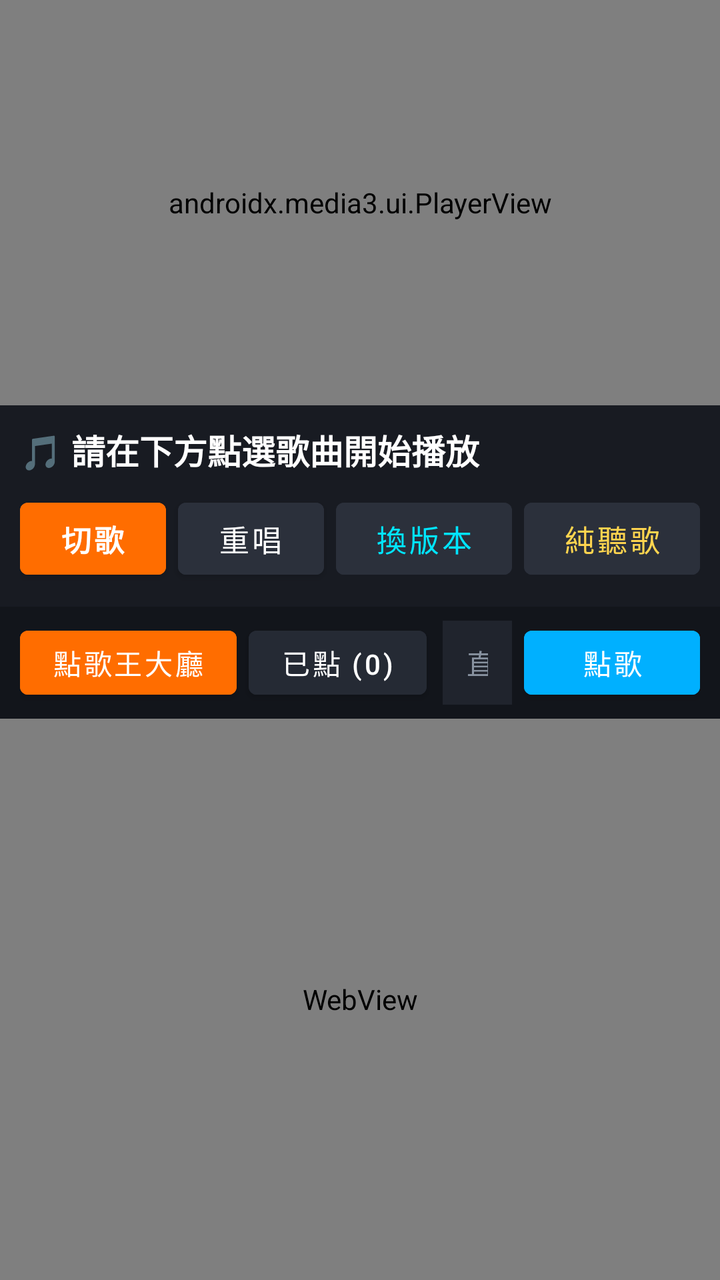
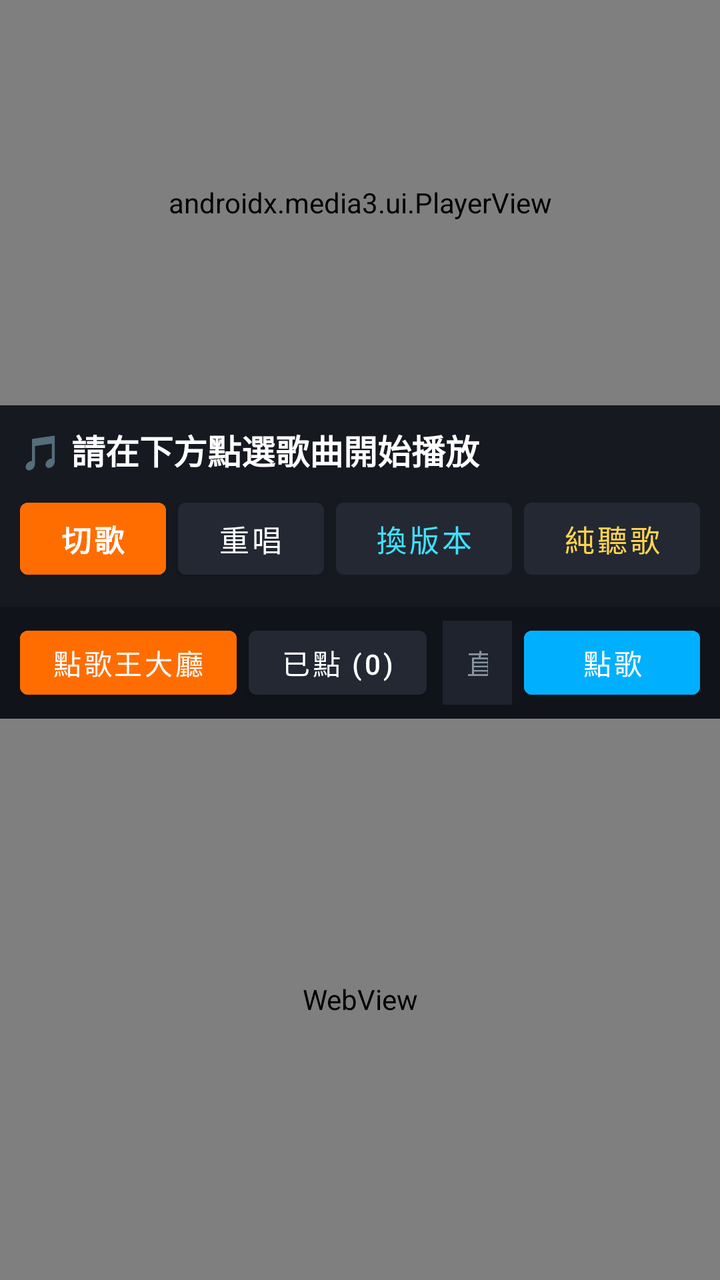

Two renders of the same Android screen: before a commit and after it. Below are the layout's source before the change and the commit's diff.
<!-- AndroidManifest.xml: application theme Theme.TaiwanCarKTV -->
<!-- res/layout/activity_main.xml -->
<?xml version="1.0" encoding="utf-8"?>
<LinearLayout xmlns:android="http://schemas.android.com/apk/res/android"
    xmlns:app="http://schemas.android.com/apk/res-auto"
    android:layout_width="match_parent"
    android:layout_height="match_parent"
    android:background="#0F1115"
    android:orientation="vertical">

    
    <androidx.constraintlayout.widget.ConstraintLayout
        android:id="@+id/playerContainer"
        android:layout_width="match_parent"
        android:layout_height="wrap_content"
        android:background="#000000">

        <androidx.media3.ui.PlayerView
            android:id="@+id/playerView"
            android:layout_width="0dp"
            android:layout_height="0dp"
            app:layout_constraintDimensionRatio="16:9"
            app:layout_constraintEnd_toEndOf="parent"
            app:layout_constraintStart_toStartOf="parent"
            app:layout_constraintTop_toTopOf="parent"
            app:resize_mode="fit"
            app:use_controller="true" />

        
        <LinearLayout
            android:id="@+id/audioOnlyOverlay"
            android:layout_width="0dp"
            android:layout_height="0dp"
            android:background="#0A0C10"
            android:gravity="center"
            android:orientation="vertical"
            android:padding="16dp"
            android:visibility="gone"
            app:layout_constraintBottom_toBottomOf="@id/playerView"
            app:layout_constraintEnd_toEndOf="@id/playerView"
            app:layout_constraintStart_toStartOf="@id/playerView"
            app:layout_constraintTop_toTopOf="@id/playerView">

            <TextView
                android:layout_width="wrap_content"
                android:layout_height="wrap_content"
                android:text="純聽歌護眼模式"
                android:textColor="#00B0FF"
                android:textSize="16sp"
                android:textStyle="bold" />

            <TextView
                android:id="@+id/tvAudioOnlyTitle"
                android:layout_width="wrap_content"
                android:layout_height="wrap_content"
                android:layout_marginTop="8dp"
                android:ellipsize="end"
                android:maxLines="2"
                android:text="尚未播放歌曲"
                android:textAlignment="center"
                android:textColor="#FFFFFF"
                android:textSize="22sp"
                android:textStyle="bold" />
        </LinearLayout>

        
        <ProgressBar
            android:id="@+id/loadingIndicator"
            android:layout_width="48dp"
            android:layout_height="48dp"
            android:visibility="gone"
            app:layout_constraintBottom_toBottomOf="@id/playerView"
            app:layout_constraintEnd_toEndOf="@id/playerView"
            app:layout_constraintStart_toStartOf="@id/playerView"
            app:layout_constraintTop_toTopOf="@id/playerView" />
    </androidx.constraintlayout.widget.ConstraintLayout>

    
    <LinearLayout
        android:layout_width="match_parent"
        android:layout_height="wrap_content"
        android:background="#181B22"
        android:gravity="center_vertical"
        android:orientation="vertical"
        android:padding="10dp">

        <TextView
            android:id="@+id/tvNowPlaying"
            android:layout_width="match_parent"
            android:layout_height="wrap_content"
            android:ellipsize="marquee"
            android:singleLine="true"
            android:text="🎵 請在下方點選歌曲開始播放"
            android:textColor="#FFFFFF"
            android:textSize="17sp"
            android:textStyle="bold" />

        <LinearLayout
            android:layout_width="match_parent"
            android:layout_height="wrap_content"
            android:layout_marginTop="8dp"
            android:orientation="horizontal">

            <com.google.android.material.button.MaterialButton
                android:id="@+id/btnNext"
                android:layout_width="0dp"
                android:layout_height="48dp"
                android:layout_marginEnd="6dp"
                android:layout_weight="1"
                android:backgroundTint="#FF6D00"
                android:text="切歌"
                android:textColor="#FFFFFF"
                android:textSize="15sp"
                android:textStyle="bold" />

            <com.google.android.material.button.MaterialButton
                android:id="@+id/btnReplay"
                android:layout_width="0dp"
                android:layout_height="48dp"
                android:layout_marginEnd="6dp"
                android:layout_weight="1"
                android:backgroundTint="#2B303B"
                android:text="重唱"
                android:textColor="#FFFFFF"
                android:textSize="15sp" />

            <com.google.android.material.button.MaterialButton
                android:id="@+id/btnSwitchSource"
                android:layout_width="0dp"
                android:layout_height="48dp"
                android:layout_marginEnd="6dp"
                android:layout_weight="1.2"
                android:backgroundTint="#2B303B"
                android:text="換版本"
                android:textColor="#00E5FF"
                android:textSize="15sp" />

            <com.google.android.material.button.MaterialButton
                android:id="@+id/btnAudioOnly"
                android:layout_width="0dp"
                android:layout_height="48dp"
                android:layout_weight="1.2"
                android:backgroundTint="#2B303B"
                android:text="純聽歌"
                android:textColor="#FFD54F"
                android:textSize="15sp" />
        </LinearLayout>
    </LinearLayout>

    
    <LinearLayout
        android:layout_width="match_parent"
        android:layout_height="wrap_content"
        android:background="#12151B"
        android:gravity="center_vertical"
        android:orientation="horizontal"
        android:paddingHorizontal="10dp"
        android:paddingVertical="6dp">

        <com.google.android.material.button.MaterialButton
            android:id="@+id/tabCatalog"
            android:layout_width="wrap_content"
            android:layout_height="44dp"
            android:layout_marginEnd="6dp"
            android:backgroundTint="#FF6D00"
            android:text="點歌王大廳"
            android:textColor="#FFFFFF"
            android:textSize="14sp" />

        <com.google.android.material.button.MaterialButton
            android:id="@+id/tabQueue"
            android:layout_width="wrap_content"
            android:layout_height="44dp"
            android:layout_marginEnd="8dp"
            android:backgroundTint="#252A34"
            android:text="已點 (0)"
            android:textColor="#FFFFFF"
            android:textSize="14sp" />

        <EditText
            android:id="@+id/etQuickSearch"
            android:layout_width="0dp"
            android:layout_height="42dp"
            android:layout_weight="1"
            android:background="#20242D"
            android:hint="直接輸入歌名/歌手點歌..."
            android:imeOptions="actionSearch"
            android:inputType="text"
            android:paddingHorizontal="12dp"
            android:singleLine="true"
            android:textColor="#FFFFFF"
            android:textColorHint="#8892A0"
            android:textSize="14sp" />

        <com.google.android.material.button.MaterialButton
            android:id="@+id/btnQuickAdd"
            android:layout_width="wrap_content"
            android:layout_height="44dp"
            android:layout_marginStart="6dp"
            android:backgroundTint="#00B0FF"
            android:text="點歌"
            android:textColor="#FFFFFF"
            android:textSize="14sp" />
    </LinearLayout>

    
    <FrameLayout
        android:layout_width="match_parent"
        android:layout_height="0dp"
        android:layout_weight="1">

        <WebView
            android:id="@+id/webView"
            android:layout_width="match_parent"
            android:layout_height="match_parent" />

        <androidx.recyclerview.widget.RecyclerView
            android:id="@+id/rvQueue"
            android:layout_width="match_parent"
            android:layout_height="match_parent"
            android:background="#0F1115"
            android:padding="8dp"
            android:visibility="gone" />
    </FrameLayout>
</LinearLayout>
<!-- resources referenced by this layout -->
<resources>
  <style name="Theme.TaiwanCarKTV" parent="Theme.MaterialComponents.DayNight.NoActionBar">
          <item name="colorPrimary">#FF6D00</item>
          <item name="colorPrimaryVariant">#E65100</item>
          <item name="colorOnPrimary">#FFFFFF</item>
          <item name="colorSecondary">#00B0FF</item>
          <item name="android:windowBackground">#0F1115</item>
          <item name="android:statusBarColor">#0F1115</item>
          <item name="android:navigationBarColor">#0F1115</item>
      </style>
</resources>

<!-- the commit's change to res/layout/activity_main.xml (unified diff, before → after) -->
@@ -77,7 +77,7 @@
     <LinearLayout
         android:layout_width="match_parent"
         android:layout_height="wrap_content"
-        android:background="#181B22"
+        android:background="#161920"
         android:gravity="center_vertical"
         android:orientation="vertical"
         android:padding="10dp">
@@ -117,7 +117,7 @@
                 android:layout_height="48dp"
                 android:layout_marginEnd="6dp"
                 android:layout_weight="1"
-                android:backgroundTint="#2B303B"
+                android:backgroundTint="#232833"
                 android:text="重唱"
                 android:textColor="#FFFFFF"
                 android:textSize="15sp" />
@@ -128,9 +128,9 @@
                 android:layout_height="48dp"
                 android:layout_marginEnd="6dp"
                 android:layout_weight="1.2"
-                android:backgroundTint="#2B303B"
+                android:backgroundTint="#232833"
                 android:text="換版本"
-                android:textColor="#00E5FF"
+                android:textColor="#40E0FF"
                 android:textSize="15sp" />
 
             <com.google.android.material.button.MaterialButton
@@ -138,7 +138,7 @@
                 android:layout_width="0dp"
                 android:layout_height="48dp"
                 android:layout_weight="1.2"
-                android:backgroundTint="#2B303B"
+                android:backgroundTint="#232833"
                 android:text="純聽歌"
                 android:textColor="#FFD54F"
                 android:textSize="15sp" />
@@ -149,7 +149,7 @@
     <LinearLayout
         android:layout_width="match_parent"
         android:layout_height="wrap_content"
-        android:background="#12151B"
+        android:background="#101319"
         android:gravity="center_vertical"
         android:orientation="horizontal"
         android:paddingHorizontal="10dp"
@@ -170,7 +170,7 @@
             android:layout_width="wrap_content"
             android:layout_height="44dp"
             android:layout_marginEnd="8dp"
-            android:backgroundTint="#252A34"
+            android:backgroundTint="#232833"
             android:text="已點 (0)"
             android:textColor="#FFFFFF"
             android:textSize="14sp" />
@@ -180,7 +180,7 @@
             android:layout_width="0dp"
             android:layout_height="42dp"
             android:layout_weight="1"
-            android:background="#20242D"
+            android:background="#1E232D"
             android:hint="直接輸入歌名/歌手點歌..."
             android:imeOptions="actionSearch"
             android:inputType="text"
